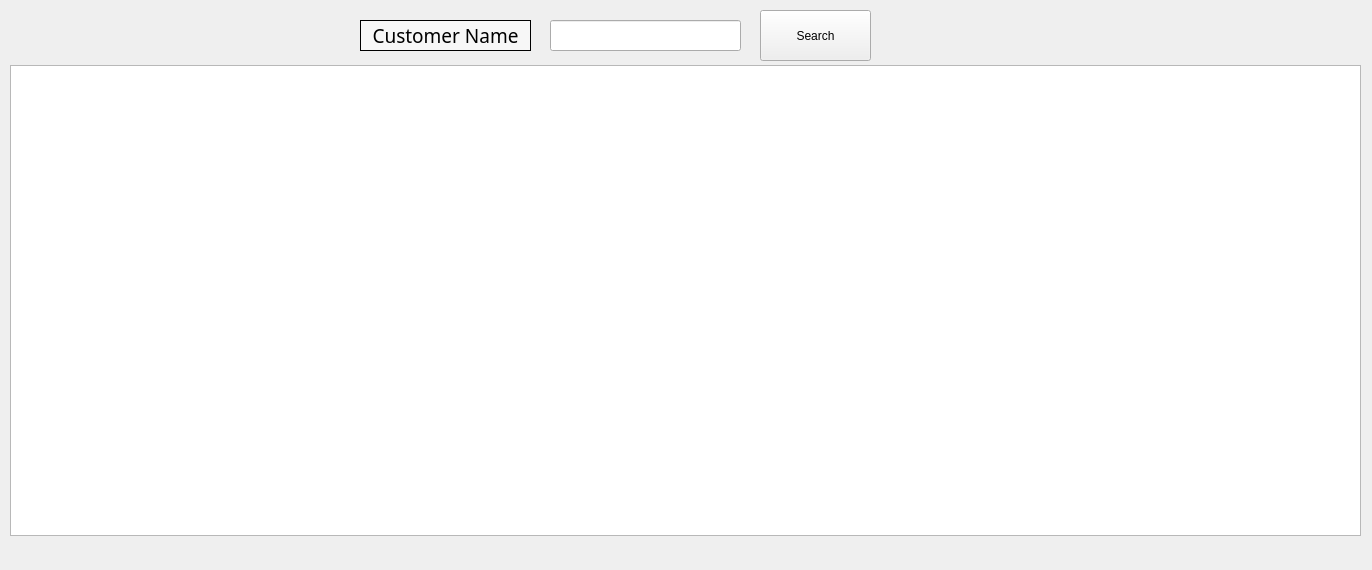
Above: app/src/pages/overdue/search.ui from DY-Microfinance-Customer-Management/dymf-algorithm before the change. Below: the same form after it.
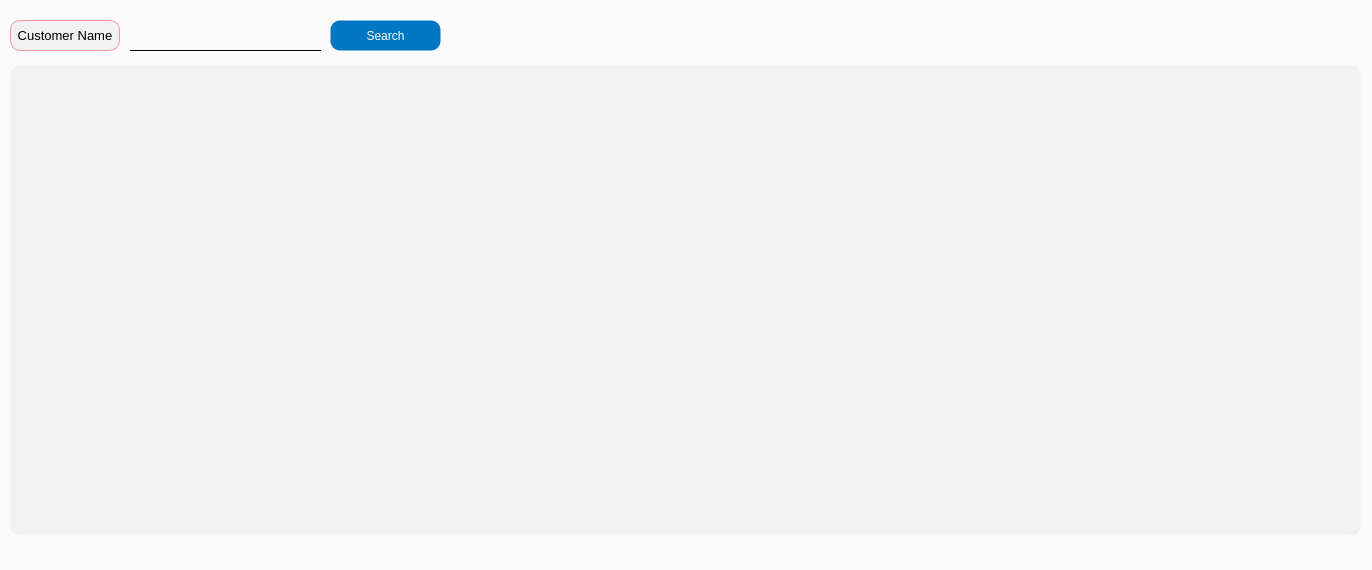
That is the form after the change.

```diff
--- a/app/src/pages/overdue/search.ui
+++ b/app/src/pages/overdue/search.ui
@@ -13,16 +13,53 @@
   <property name="windowTitle">
    <string>Loan Search</string>
   </property>
+  <property name="styleSheet">
+   <string notr="true">QWidget {
+	background-color: #fbfbfb;
+}
+
+QTableView {
+	background-color: #f1f1f1;
+	border: 1px solid transparent;
+	border-radius: 10px;
+}</string>
+  </property>
   <widget class="QWidget" name="centralwidget">
    <widget class="QPushButton" name="searchButton">
     <property name="geometry">
      <rect>
-      <x>760</x>
-      <y>10</y>
+      <x>330</x>
+      <y>20</y>
       <width>111</width>
-      <height>51</height>
+      <height>31</height>
      </rect>
     </property>
+    <property name="styleSheet">
+     <string notr="true">QPushButton {
+    background-color: #0077c2;
+    color: white;
+    border: 1px solid transparent;
+    border-radius: 10px;
+    padding: 5px 10px;
+}
+
+QPushButton:hover {
+    border: 1px solid white;
+}
+
+QPushButton:pressed {
+    background-color: #005f9e;
+    padding-top: 6px;
+    padding-bottom: 4px;
+}
+
+QPushButton:disabled {
+    background-color: lightgray;
+    color: gray;
+    border: 1px solid gray;
+}
+</string>
+    </property>
     <property name="text">
      <string>Search</string>
     </property>
@@ -37,23 +74,67 @@
      </rect>
     </property>
    </widget>
-   <widget class="QLabel" name="label_16">
+   <widget class="QLineEdit" name="customerName">
     <property name="geometry">
      <rect>
-      <x>360</x>
+      <x>130</x>
       <y>20</y>
-      <width>171</width>
+      <width>191</width>
       <height>31</height>
      </rect>
     </property>
     <property name="font">
      <font>
-      <family>Agency FB</family>
-      <pointsize>14</pointsize>
+      <pointsize>12</pointsize>
      </font>
     </property>
     <property name="styleSheet">
-     <string notr="true">background-color:rgb(247, 247, 247)</string>
+     <string notr="true">QLineEdit {
+    border: none;
+    border-bottom: 1px solid black;
+    background-color: transparent;
+    color: black;
+}
+
+QLineEdit:disabled {
+    border: none;
+    border-bottom: 1px solid lightgray;
+    background-color: lightgray;
+    color: lightgray;
+}
+</string>
+    </property>
+   </widget>
+   <widget class="QLabel" name="label_22">
+    <property name="geometry">
+     <rect>
+      <x>10</x>
+      <y>20</y>
+      <width>110</width>
+      <height>31</height>
+     </rect>
+    </property>
+    <property name="minimumSize">
+     <size>
+      <width>110</width>
+      <height>0</height>
+     </size>
+    </property>
+    <property name="maximumSize">
+     <size>
+      <width>110</width>
+      <height>16777215</height>
+     </size>
+    </property>
+    <property name="font">
+     <font>
+      <pointsize>10</pointsize>
+     </font>
+    </property>
+    <property name="styleSheet">
+     <string notr="true">background-color:rgb(241, 241, 241);
+border: 1px solid #ef9a9a;
+border-radius: 10px;</string>
     </property>
     <property name="frameShape">
      <enum>QFrame::Box</enum>
@@ -65,21 +146,6 @@
      <set>Qt::AlignCenter</set>
     </property>
    </widget>
-   <widget class="QLineEdit" name="customerName">
-    <property name="geometry">
-     <rect>
-      <x>550</x>
-      <y>20</y>
-      <width>191</width>
-      <height>31</height>
-     </rect>
-    </property>
-    <property name="font">
-     <font>
-      <pointsize>12</pointsize>
-     </font>
-    </property>
-   </widget>
   </widget>
  </widget>
  <resources/>
```
